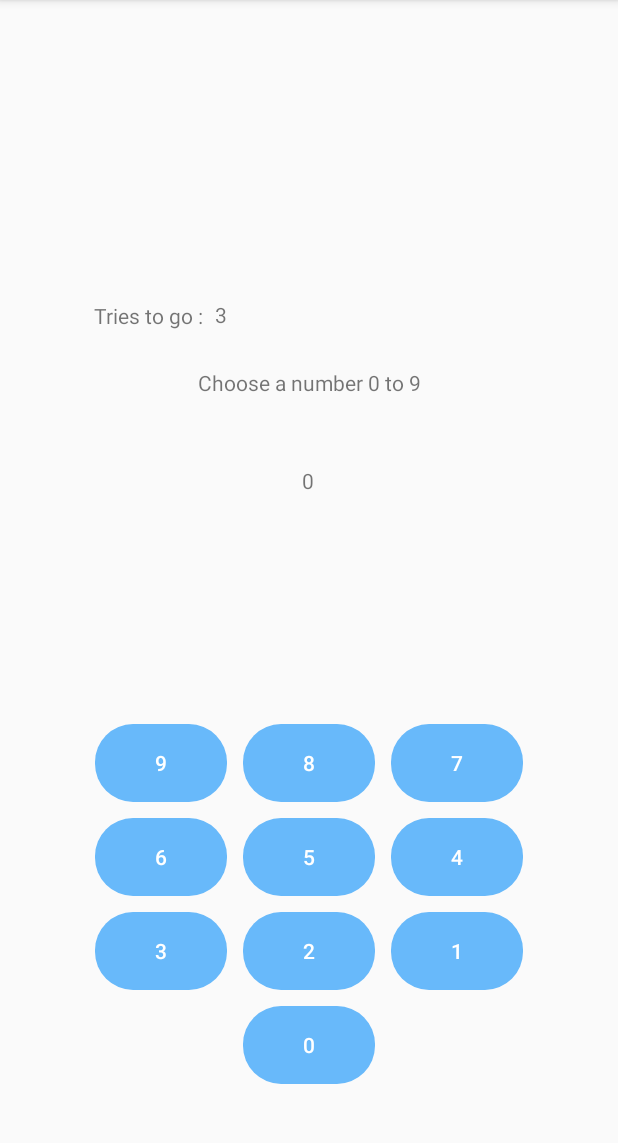
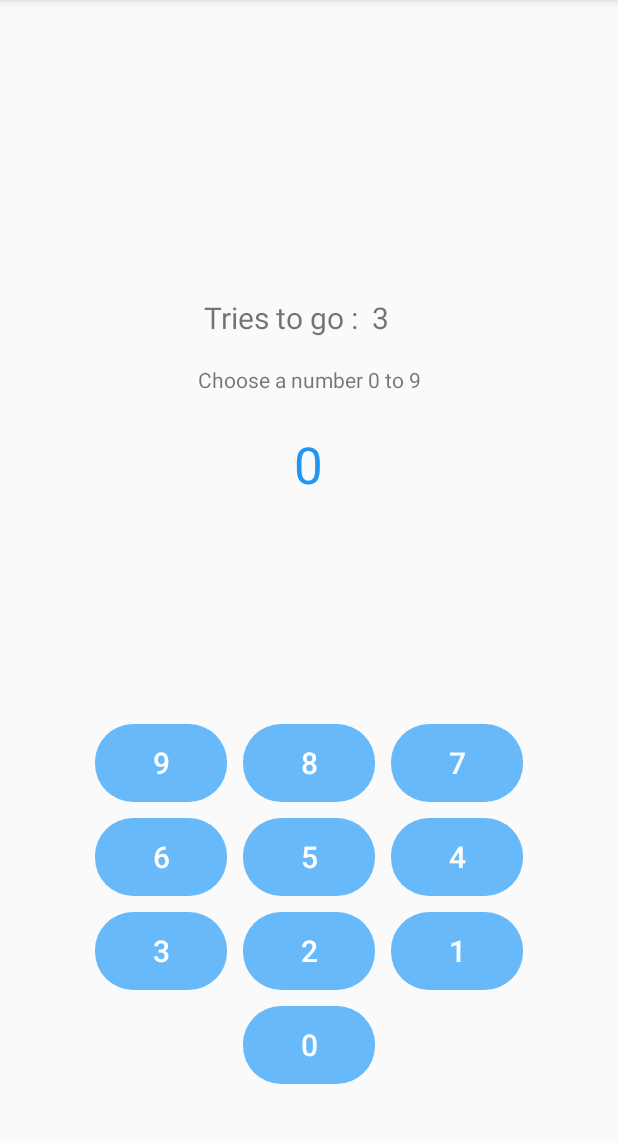
Before and after one commit to jesuspinar/random_number_guess, an Android app: the screen it shows after launch (MainActivity), on a phone screen of 412 x 824 dp, the part 84-1227 px from its top. Run offline under Robolectric (Android 15) with nearby library versions, the phone set to English and light mode, and no system bars.

Commit message:
Incrementing font size

```diff
--- a/app/src/main/res/layout/activity_main.xml
+++ b/app/src/main/res/layout/activity_main.xml
@@ -26,7 +26,7 @@
             android:layout_marginStart="103dp"
             android:layout_marginTop="92dp"
             android:layout_marginEnd="103dp"
-            android:layout_marginBottom="30dp"
+            android:layout_marginBottom="24dp"
             android:text="@string/txt_pick_numb"
             app:layout_constraintBottom_toTopOf="@+id/txtPickedNum"
             app:layout_constraintEnd_toEndOf="parent"
@@ -38,42 +38,44 @@
             android:id="@+id/txtAttemps"
             android:layout_width="wrap_content"
             android:layout_height="wrap_content"
-            android:layout_marginStart="32dp"
-            android:layout_marginTop="47dp"
-            android:layout_marginBottom="94dp"
+            android:layout_marginStart="112dp"
+            android:layout_marginTop="44dp"
             android:text="@string/txt_num_attemps"
-            app:layout_constraintBottom_toBottomOf="parent"
-            app:layout_constraintEnd_toStartOf="@+id/txtNumAttemps"
+            android:textSize="20sp"
+            app:layout_constraintBottom_toTopOf="@+id/txtExplanation"
             app:layout_constraintStart_toStartOf="parent"
             app:layout_constraintTop_toTopOf="parent"
-            app:layout_constraintVertical_bias="0.0" />
+            app:layout_constraintVertical_bias="0.136" />
 
         <TextView
             android:id="@+id/txtNumAttemps"
             android:layout_width="wrap_content"
             android:layout_height="wrap_content"
             android:layout_marginTop="46dp"
-            android:layout_marginEnd="230dp"
             android:layout_marginBottom="8dp"
             android:text="0"
+            android:textSize="20sp"
             app:layout_constraintBottom_toTopOf="@+id/txtExplanation"
             app:layout_constraintEnd_toEndOf="parent"
+            app:layout_constraintHorizontal_bias="0.068"
             app:layout_constraintStart_toEndOf="@+id/txtAttemps"
             app:layout_constraintTop_toTopOf="parent"
-            app:layout_constraintVertical_bias="0.05" />
+            app:layout_constraintVertical_bias="0.083" />
 
         <TextView
             android:id="@+id/txtPickedNum"
             android:layout_width="wrap_content"
             android:layout_height="wrap_content"
             android:layout_marginStart="166dp"
-            android:layout_marginTop="16dp"
             android:layout_marginEnd="167dp"
             android:layout_marginBottom="24dp"
             android:text="0"
+            android:textColor="#2196F3"
+            android:textColorHighlight="@color/black"
+            android:textSize="34sp"
             app:layout_constraintBottom_toBottomOf="parent"
             app:layout_constraintEnd_toEndOf="parent"
-            app:layout_constraintHorizontal_bias="0.5"
+            app:layout_constraintHorizontal_bias="0.545"
             app:layout_constraintStart_toStartOf="parent"
             app:layout_constraintTop_toBottomOf="@+id/txtExplanation" />
     </android.support.constraint.ConstraintLayout>
@@ -104,8 +106,9 @@
                 android:background="@drawable/round_button"
                 android:backgroundTint="@color/blue_200"
                 android:text="9"
-                tools:text="9"
-                android:textColor="@color/white" />
+                android:textColor="@color/white"
+                android:textSize="20sp"
+                tools:text="9" />
 
             <Button
                 android:id="@+id/button8"
@@ -115,9 +118,9 @@
                 android:background="@drawable/round_button"
                 android:backgroundTint="@color/blue_200"
                 android:text="8"
-                tools:text="8"
                 android:textColor="@color/white"
-                 />
+                android:textSize="20sp"
+                tools:text="8" />
 
             <Button
                 android:id="@+id/button7"
@@ -127,8 +130,9 @@
                 android:background="@drawable/round_button"
                 android:backgroundTint="@color/blue_200"
                 android:text="7"
-                tools:text="7"
-                android:textColor="@color/white" />
+                android:textColor="@color/white"
+                android:textSize="20sp"
+                tools:text="7" />
         </TableRow>
 
         <TableRow
@@ -143,8 +147,9 @@
                 android:background="@drawable/round_button"
                 android:backgroundTint="@color/blue_200"
                 android:text="6"
-                tools:text="6"
-                android:textColor="@color/white" />
+                android:textColor="@color/white"
+                android:textSize="20sp"
+                tools:text="6" />
 
             <Button
                 android:id="@+id/button5"
@@ -154,8 +159,9 @@
                 android:background="@drawable/round_button"
                 android:backgroundTint="@color/blue_200"
                 android:text="5"
-                tools:text="5"
-                android:textColor="@color/white" />
+                android:textColor="@color/white"
+                android:textSize="20sp"
+                tools:text="5" />
 
             <Button
                 android:id="@+id/button4"
@@ -165,8 +171,9 @@
                 android:background="@drawable/round_button"
                 android:backgroundTint="@color/blue_200"
                 android:text="4"
-                tools:text="4"
-                android:textColor="@color/white" />
+                android:textColor="@color/white"
+                android:textSize="20sp"
+                tools:text="4" />
         </TableRow>
 
         <TableRow
@@ -181,8 +188,9 @@
                 android:background="@drawable/round_button"
                 android:backgroundTint="@color/blue_200"
                 android:text="3"
-                tools:text="3"
-                android:textColor="@color/white" />
+                android:textColor="@color/white"
+                android:textSize="20sp"
+                tools:text="3" />
 
             <Button
                 android:id="@+id/button2"
@@ -192,8 +200,9 @@
                 android:background="@drawable/round_button"
                 android:backgroundTint="@color/blue_200"
                 android:text="2"
-                tools:text="2"
-                android:textColor="@color/white" />
+                android:textColor="@color/white"
+                android:textSize="20sp"
+                tools:text="2" />
 
             <Button
                 android:id="@+id/button1"
@@ -203,8 +212,9 @@
                 android:background="@drawable/round_button"
                 android:backgroundTint="@color/blue_200"
                 android:text="1"
-                tools:text="1"
-                android:textColor="@color/white" />
+                android:textColor="@color/white"
+                android:textSize="20sp"
+                tools:text="1" />
         </TableRow>
 
         <TableRow
@@ -225,8 +235,9 @@
                 android:background="@drawable/round_button"
                 android:backgroundTint="@color/blue_200"
                 android:text="0"
-                tools:text="0"
-                android:textColor="@color/white" />
+                android:textColor="@color/white"
+                android:textSize="20sp"
+                tools:text="0" />
 
             <TableRow
                 android:layout_width="80dp"
```
